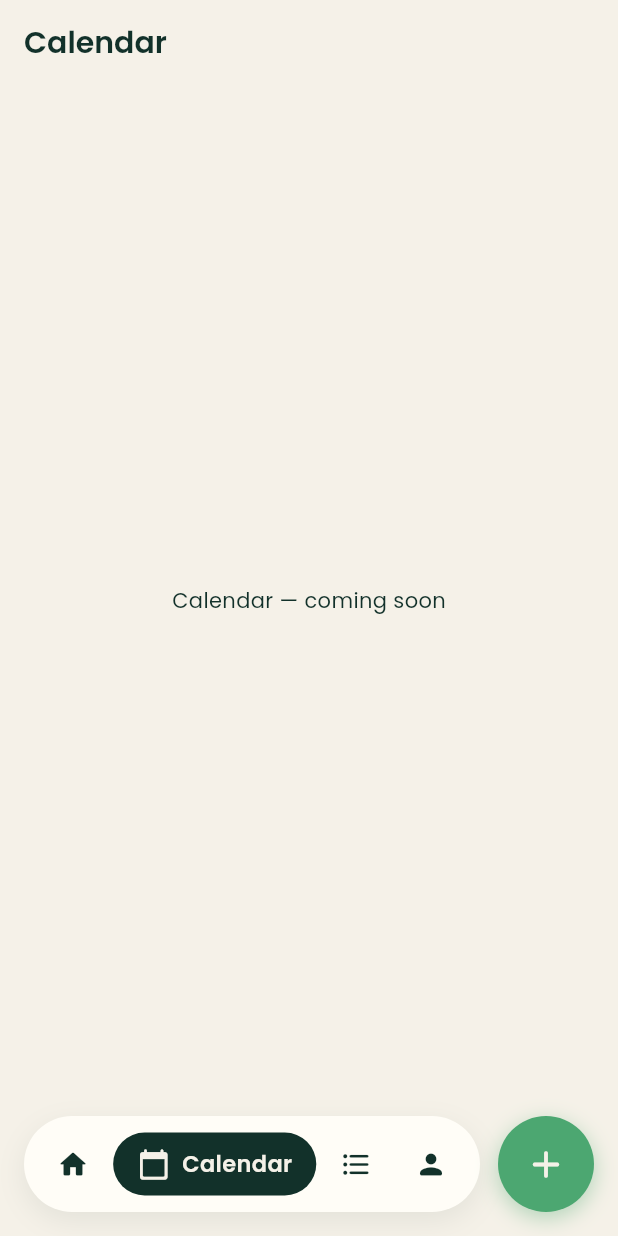
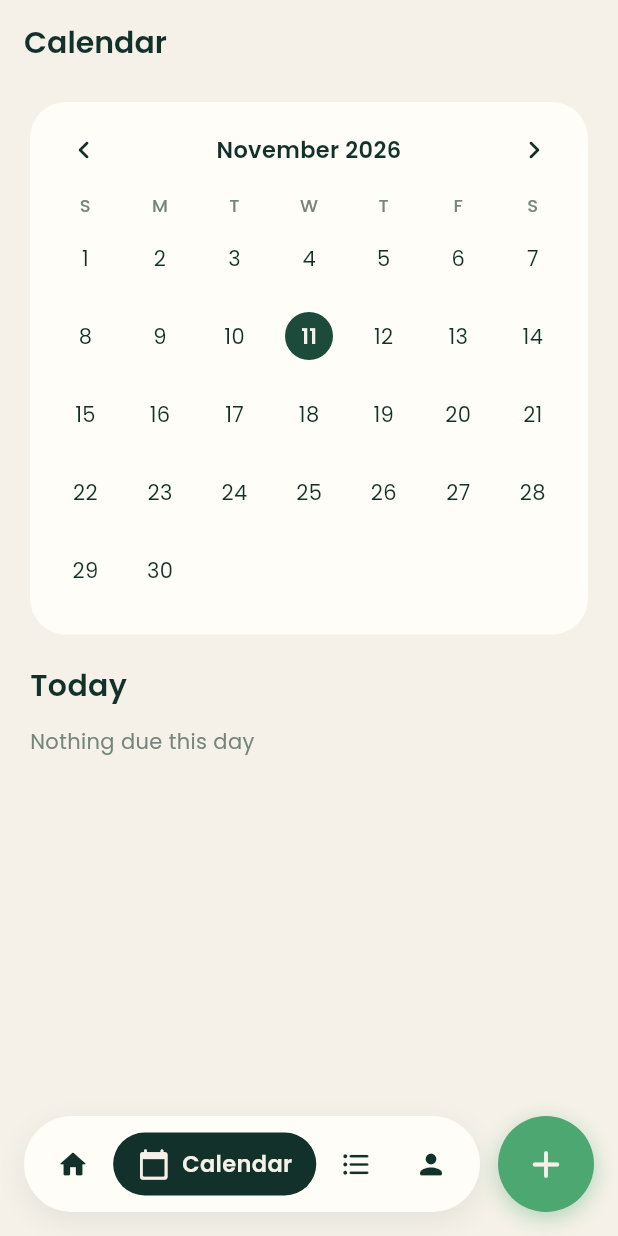
Before and after one commit to edg35/upkeep, a Flutter app: the CalendarScreen screen opened by its route, on a phone screen of 412 x 824 dp. Run offline on Flutter 3.47's test engine with Material 3 defaults, Android fonts, the phone set to English and light mode, and no system bars; our stand-ins replace connectivity_plus, dio, drift, drift_flutter, flutter_riverpod, flutter_secure_storage and 4 more; accounts and stored records are empty; generated files the repository leaves out were written again; network calls fail.

Commit message:
calendar view

```diff
--- /dev/null
+++ b/frontend/lib/features/calendar/calendar_days.dart
@@ -0,0 +1,37 @@
+import '../items/item.dart';
+
+DateTime dateOnly(DateTime d) => DateTime(d.year, d.month, d.day);
+
+/// Groups items by the calendar day of their next due date, each day's list
+/// sorted by name. Unscheduled items have no day and are left out.
+///
+/// Only the *next* occurrence is shown — future repeats of a recurring item
+/// aren't projected, since the schedule only gives us `next_due_date`.
+Map<DateTime, List<HouseholdItem>> itemsByDueDay(List<HouseholdItem> items) {
+  final byDay = <DateTime, List<HouseholdItem>>{};
+  for (final item in items) {
+    final due = item.schedule?.nextDueDate;
+    if (due == null) continue;
+    byDay.putIfAbsent(dateOnly(due), () => []).add(item);
+  }
+  for (final list in byDay.values) {
+    list.sort((a, b) => a.name.toLowerCase().compareTo(b.name.toLowerCase()));
+  }
+  return byDay;
+}
+
+/// The cells of a Sunday-first month grid: `null` for the blank leading and
+/// trailing cells, otherwise the date. Always a whole number of weeks.
+List<DateTime?> monthGridDays(DateTime month) {
+  final first = DateTime(month.year, month.month);
+  final daysInMonth = DateTime(month.year, month.month + 1, 0).day;
+  final leading = first.weekday % 7; // DateTime.sunday == 7 -> 0
+  final cells = <DateTime?>[
+    for (var i = 0; i < leading; i++) null,
+    for (var d = 1; d <= daysInMonth; d++) DateTime(month.year, month.month, d),
+  ];
+  while (cells.length % 7 != 0) {
+    cells.add(null);
+  }
+  return cells;
+}
--- a/frontend/lib/features/calendar/calendar_screen.dart
+++ b/frontend/lib/features/calendar/calendar_screen.dart
@@ -1,13 +1,138 @@
 import 'package:flutter/material.dart';
+import 'package:flutter_riverpod/flutter_riverpod.dart';
+import 'package:go_router/go_router.dart';
 
-class CalendarScreen extends StatelessWidget {
+import '../../core/theme/app_theme.dart';
+import '../items/item_status.dart';
+import '../items/items_controller.dart';
+import '../items/widgets/item_list_row.dart';
+import 'calendar_days.dart';
+import 'widgets/month_calendar.dart';
+
+const _weekdayNames = [
+  'Monday',
+  'Tuesday',
+  'Wednesday',
+  'Thursday',
+  'Friday',
+  'Saturday',
+  'Sunday',
+];
+
+class CalendarScreen extends ConsumerStatefulWidget {
   const CalendarScreen({super.key});
 
   @override
+  ConsumerState<CalendarScreen> createState() => _CalendarScreenState();
+}
+
+class _CalendarScreenState extends ConsumerState<CalendarScreen> {
+  late DateTime _month;
+  late DateTime _selected;
+
+  @override
+  void initState() {
+    super.initState();
+    final today = dateOnly(DateTime.now());
+    _month = DateTime(today.year, today.month);
+    _selected = today;
+  }
+
+  void _changeMonth(int delta) {
+    final today = dateOnly(DateTime.now());
+    final next = DateTime(_month.year, _month.month + delta);
+    setState(() {
+      _month = next;
+      // Land on today when paging back to the current month, otherwise the 1st.
+      _selected = (today.year == next.year && today.month == next.month)
+          ? today
+          : next;
+    });
+  }
+
+  @override
   Widget build(BuildContext context) {
+    final itemsState = ref.watch(itemsControllerProvider);
+    final byDay = itemsByDueDay(itemsState.items);
+    final today = dateOnly(DateTime.now());
+    final dayItems = byDay[_selected] ?? const [];
+
     return Scaffold(
+      backgroundColor: AppColors.paper,
       appBar: AppBar(title: const Text('Calendar')),
-      body: const Center(child: Text('Calendar — coming soon')),
+      body: SafeArea(
+        child: RefreshIndicator(
+          onRefresh: () => ref.read(itemsControllerProvider.notifier).load(),
+          child: ListView(
+            padding: const EdgeInsets.fromLTRB(20, 12, 20, 24),
+            children: [
+              MonthCalendar(
+                month: _month,
+                selectedDay: _selected,
+                today: today,
+                itemsByDay: byDay,
+                onDaySelected: (day) => setState(() => _selected = day),
+                onMonthChanged: _changeMonth,
+              ),
+              const SizedBox(height: 20),
+              Text(
+                _selected == today
+                    ? 'Today'
+                    : '${_weekdayNames[_selected.weekday - 1]}, '
+                          '${monthNames[_selected.month - 1]} ${_selected.day}',
+                style: AppTypography.title,
+              ),
+              const SizedBox(height: 12),
+              if (itemsState.loading && itemsState.items.isEmpty)
+                const Padding(
+                  padding: EdgeInsets.symmetric(vertical: 32),
+                  child: Center(
+                    child: CircularProgressIndicator(color: AppColors.forest),
+                  ),
+                )
+              else if (dayItems.isEmpty)
+                Text(
+                  'Nothing due this day',
+                  style: AppTypography.body.copyWith(color: AppColors.muted),
+                )
+              else
+                Container(
+                  padding: const EdgeInsets.symmetric(horizontal: 16),
+                  decoration: BoxDecoration(
+                    color: AppColors.card,
+                    borderRadius: BorderRadius.circular(24),
+                  ),
+                  child: Column(
+                    children: [
+                      for (var i = 0; i < dayItems.length; i++) ...[
+                        ItemListRow(
+                          item: dayItems[i],
+                          completing: dayItems[i].id == itemsState.completingId,
+                          onToggle: () {
+                            if (computeItemStatus(
+                                  dayItems[i],
+                                  DateTime.now(),
+                                ) ==
+                                ItemStatus.completedToday) {
+                              return;
+                            }
+                            ref
+                                .read(itemsControllerProvider.notifier)
+                                .complete(dayItems[i].id);
+                          },
+                          onTap: () =>
+                              context.push('/tasks/edit/${dayItems[i].id}'),
+                        ),
+                        if (i != dayItems.length - 1)
+                          const Divider(height: 1, color: AppColors.paper),
+                      ],
+                    ],
+                  ),
+                ),
+            ],
+          ),
+        ),
+      ),
     );
   }
 }
--- /dev/null
+++ b/frontend/lib/features/calendar/widgets/month_calendar.dart
@@ -0,0 +1,215 @@
+import 'package:flutter/material.dart';
+
+import '../../../core/theme/app_theme.dart';
+import '../../dashboard/home_task.dart' show parseHexColor;
+import '../../items/item.dart';
+import '../calendar_days.dart';
+
+const monthNames = [
+  'January',
+  'February',
+  'March',
+  'April',
+  'May',
+  'June',
+  'July',
+  'August',
+  'September',
+  'October',
+  'November',
+  'December',
+];
+const _weekdayInitials = ['S', 'M', 'T', 'W', 'T', 'F', 'S'];
+const _maxDots = 3;
+
+/// A month grid with a dot under each day per task due that day (up to
+/// three, colored by the task's category).
+class MonthCalendar extends StatelessWidget {
+  const MonthCalendar({
+    super.key,
+    required this.month,
+    required this.selectedDay,
+    required this.today,
+    required this.itemsByDay,
+    required this.onDaySelected,
+    required this.onMonthChanged,
+  });
+
+  /// Any date in the month to show.
+  final DateTime month;
+  final DateTime selectedDay;
+  final DateTime today;
+  final Map<DateTime, List<HouseholdItem>> itemsByDay;
+  final ValueChanged<DateTime> onDaySelected;
+
+  /// Called with +1 / -1 for next / previous month.
+  final ValueChanged<int> onMonthChanged;
+
+  @override
+  Widget build(BuildContext context) {
+    final cells = monthGridDays(month);
+
+    return GestureDetector(
+      // Swipe left/right to change month, alongside the chevrons.
+      onHorizontalDragEnd: (details) {
+        final v = details.primaryVelocity ?? 0;
+        if (v.abs() < 200) return;
+        onMonthChanged(v < 0 ? 1 : -1);
+      },
+      child: Container(
+        padding: const EdgeInsets.fromLTRB(12, 8, 12, 12),
+        decoration: BoxDecoration(
+          color: AppColors.card,
+          borderRadius: BorderRadius.circular(24),
+        ),
+        child: Column(
+          children: [
+            Row(
+              children: [
+                IconButton(
+                  tooltip: 'Previous month',
+                  icon: const Icon(
+                    Icons.chevron_left_rounded,
+                    color: AppColors.ink,
+                  ),
+                  onPressed: () => onMonthChanged(-1),
+                ),
+                Expanded(
+                  child: Text(
+                    '${monthNames[month.month - 1]} ${month.year}',
+                    textAlign: TextAlign.center,
+                    style: AppTypography.row.copyWith(
+                      fontWeight: FontWeight.w600,
+                    ),
+                  ),
+                ),
+                IconButton(
+                  tooltip: 'Next month',
+                  icon: const Icon(
+                    Icons.chevron_right_rounded,
+                    color: AppColors.ink,
+                  ),
+                  onPressed: () => onMonthChanged(1),
+                ),
+              ],
+            ),
+            const SizedBox(height: 4),
+            Row(
+              children: [
+                for (final d in _weekdayInitials)
+                  Expanded(
+                    child: Center(child: Text(d, style: AppTypography.meta)),
+                  ),
+              ],
+            ),
+            const SizedBox(height: 6),
+            for (var week = 0; week < cells.length ~/ 7; week++)
+              Row(
+                children: [
+                  for (final day in cells.sublist(week * 7, week * 7 + 7))
+                    Expanded(
+                      child: day == null
+                          ? const SizedBox(height: _DayCell.height)
+                          : _DayCell(
+                              day: day,
+                              selected: day == selectedDay,
+                              isToday: day == today,
+                              items: itemsByDay[day] ?? const [],
+                              onTap: () => onDaySelected(day),
+                            ),
+                    ),
+                ],
+              ),
+          ],
+        ),
+      ),
+    );
+  }
+}
+
+class _DayCell extends StatelessWidget {
+  const _DayCell({
+    required this.day,
+    required this.selected,
+    required this.isToday,
+    required this.items,
+    required this.onTap,
+  });
+
+  static const height = 52.0;
+
+  final DateTime day;
+  final bool selected;
+  final bool isToday;
+  final List<HouseholdItem> items;
+  final VoidCallback onTap;
+
+  @override
+  Widget build(BuildContext context) {
+    final count = items.length;
+    return Semantics(
+      button: true,
+      selected: selected,
+      label:
+          '${monthNames[day.month - 1]} ${day.day}, '
+          '$count task${count == 1 ? '' : 's'} due',
+      child: InkWell(
+        onTap: onTap,
+        borderRadius: BorderRadius.circular(16),
+        child: SizedBox(
+          height: height,
+          child: Column(
+            mainAxisAlignment: MainAxisAlignment.center,
+            children: [
+              Container(
+                width: 32,
+                height: 32,
+                alignment: Alignment.center,
+                decoration: BoxDecoration(
+                  color: selected ? AppColors.forest : Colors.transparent,
+                  shape: BoxShape.circle,
+                  border: isToday && !selected
+                      ? Border.all(color: AppColors.sage, width: 1.5)
+                      : null,
+                ),
+                child: ExcludeSemantics(
+                  child: Text(
+                    '${day.day}',
+                    style: AppTypography.body.copyWith(
+                      color: selected ? AppColors.paper : AppColors.ink,
+                      fontWeight: isToday || selected
+                          ? FontWeight.w600
+                          : FontWeight.w400,
+                    ),
+                  ),
+                ),
+              ),
+              const SizedBox(height: 4),
+              SizedBox(
+                height: 6,
+                child: Row(
+                  mainAxisAlignment: MainAxisAlignment.center,
+                  children: [
+                    for (final item in items.take(_maxDots))
+                      Container(
+                        key: ValueKey('due-dot-${item.id}'),
+                        margin: const EdgeInsets.symmetric(horizontal: 1.5),
+                        width: 5,
+                        height: 5,
+                        decoration: BoxDecoration(
+                          color:
+                              parseHexColor(item.categoryColor) ??
+                              AppColors.sage,
+                          shape: BoxShape.circle,
+                        ),
+                      ),
+                  ],
+                ),
+              ),
+            ],
+          ),
+        ),
+      ),
+    );
+  }
+}
```
Also changed, not shown: 1 other file.
